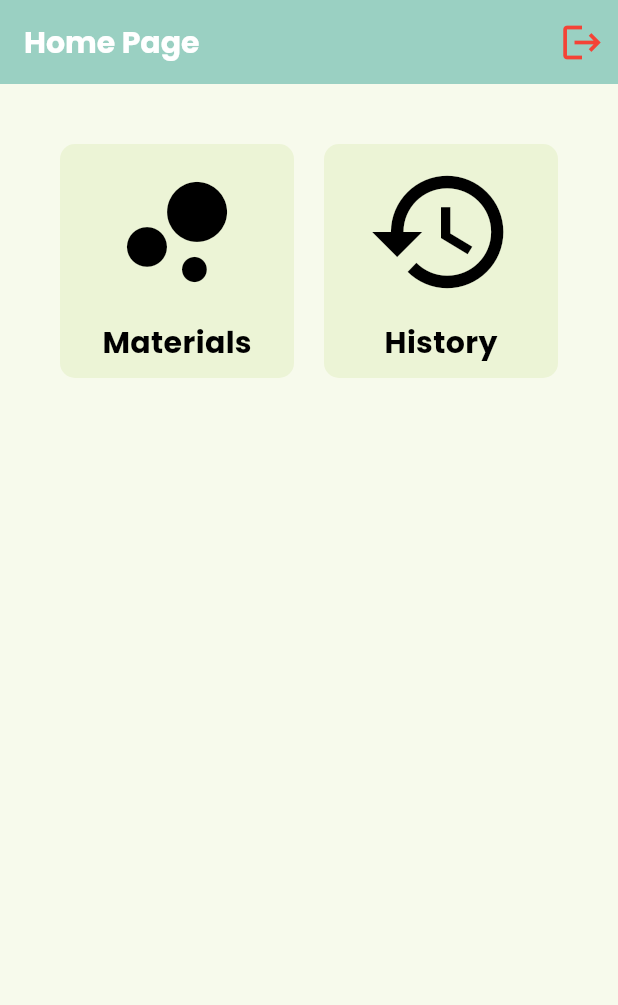
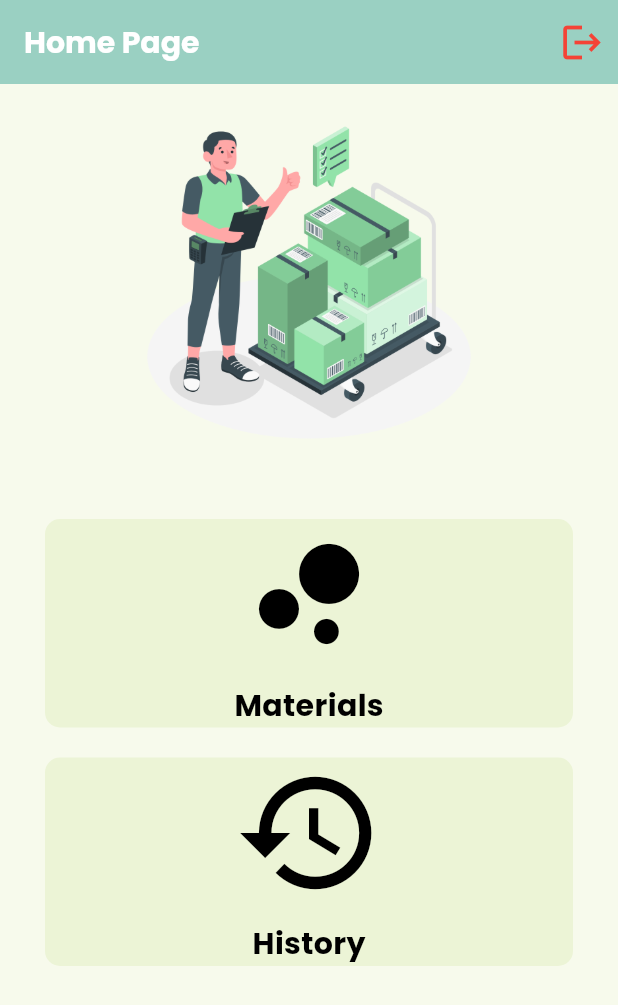
Before and after one commit to martoonio/InventoryManagement-LaySTI, a Flutter app: the HomePage screen opened directly, on a phone screen of 412 x 824 dp. Shown: the top 1005 px of the screen. Run offline on Flutter 3.47's test engine with Material 3 defaults, Android fonts, the light colour scheme and no system bars; our stand-ins replace email_validator, firebase_auth, firebase_core, firebase_database, firebase_storage, flutter_svg and 3 more; missing offline and left inert: restart_app; accounts and stored records are empty.

Commit message:
fix: UI Homepage

```diff
--- a/lib/pages/homePage.dart
+++ b/lib/pages/homePage.dart
@@ -46,14 +46,21 @@ class _HomePageState extends State<HomePage> {
         ),
         automaticallyImplyLeading: false,
       ),
-      body: Padding(
-        padding: EdgeInsets.all(10),
-        child: GridView(
+      body: Column(
+          children: <Widget>[
+          SizedBox(
+            height: 20,
+          ),
+          Image.asset(
+            "images/inventory.png",
+            width: 220,
+          ),
+          SizedBox(
+            height: 20,
+          ),
+          Expanded(
+            child: ListView(
                 padding: EdgeInsets.all(20),
-          gridDelegate: SliverGridDelegateWithFixedCrossAxisCount(
-            crossAxisCount: 2,
-            childAspectRatio: 1.0,
-          ),
                 children: [
                   GestureDetector(
                     onTap: () {
@@ -132,6 +139,8 @@ class _HomePageState extends State<HomePage> {
                 ],
             ),
           ),
+        ],
+    ),
     );
   }
 }
```
Lines whose indentation alone changed are shown as unchanged.
